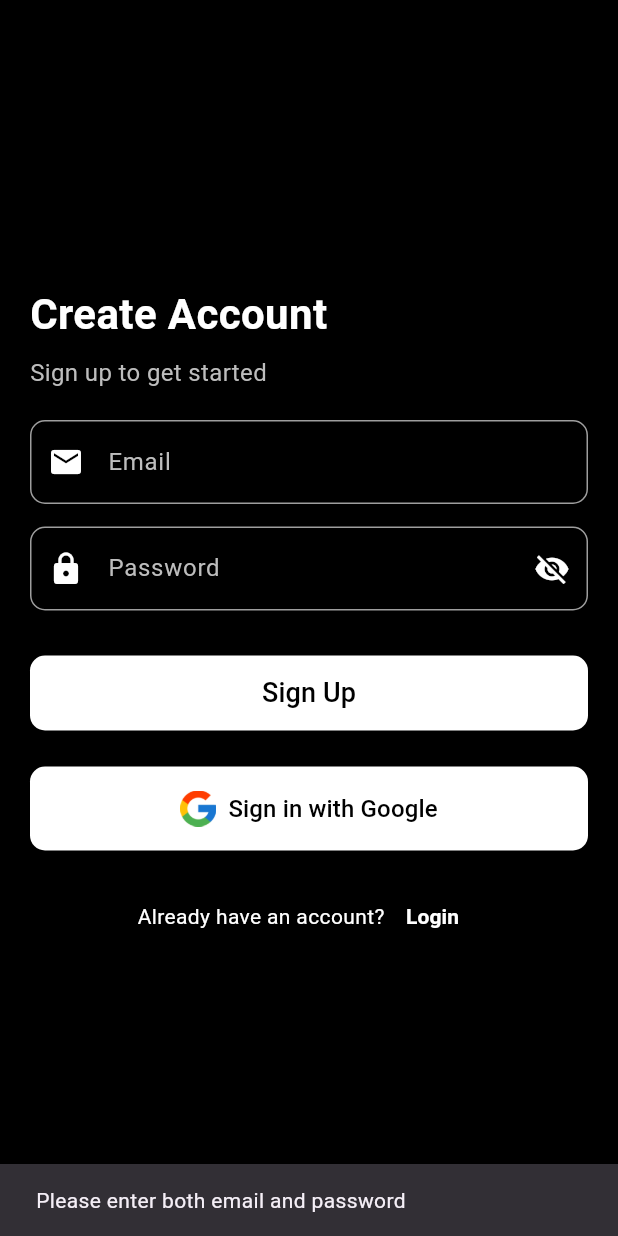
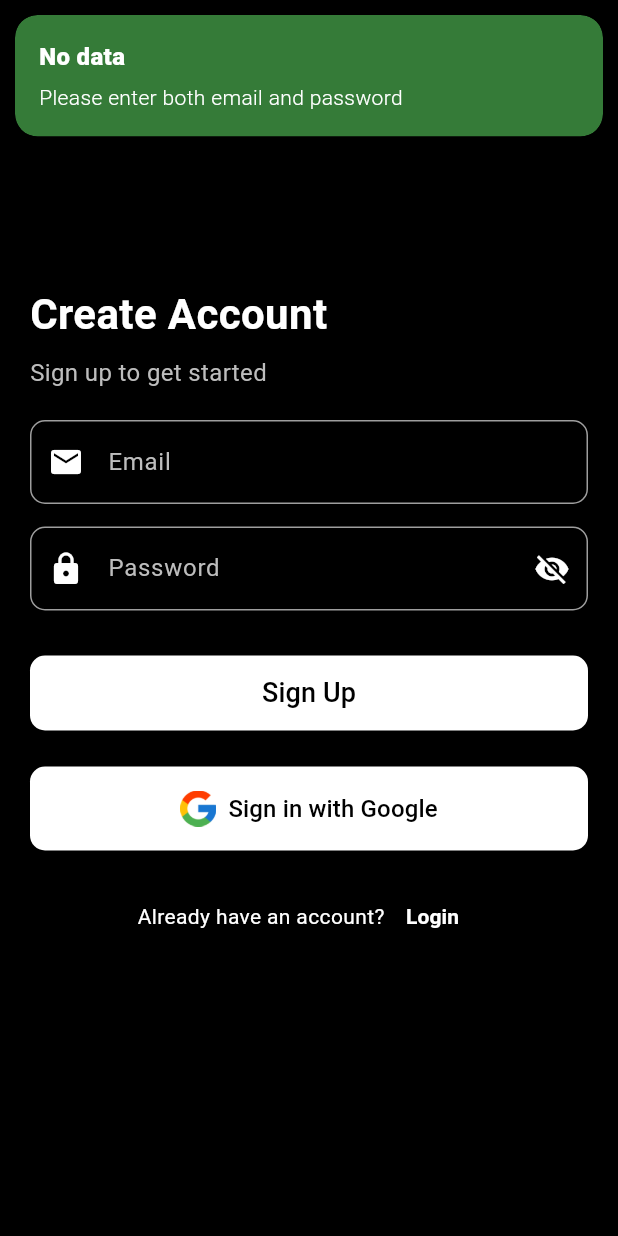
Before and after one commit to Princee99/SpotMe-Lost_and_Found_app, a Flutter app: the Signup screen opened directly, after a tap on "Sign Up", on a phone screen of 412 x 824 dp. Run offline on Flutter 3.47's test engine with Material 3 defaults, Android fonts, the phone set to English and light mode, and no system bars; our stand-ins replace cloud_firestore, firebase_auth, firebase_core, get, google_sign_in; accounts and stored records are empty.

Commit message:
Merge remote changes

```diff
--- a/lib/Screens/home.dart
+++ b/lib/Screens/home.dart
@@ -80,7 +80,7 @@ class _HomepageState extends State<Homepage> {
                 filled: true,
                 fillColor: Colors.grey[200],
                 border: OutlineInputBorder(
-                  borderRadius: BorderRadius.circular(10),
+                  borderRadius: BorderRadius.circular(15),
                   borderSide: BorderSide.none,
                 ),
               ),
--- a/lib/Screens/signup.dart
+++ b/lib/Screens/signup.dart
@@ -22,8 +22,37 @@ class _SignupState extends State<Signup> {
 
   Future<void> signup() async {
     if (emailcontroller.text.isEmpty || passcontroller.text.isEmpty) {
-      ScaffoldMessenger.of(context).showSnackBar(
-        SnackBar(content: Text('Please enter both email and password')),
+      // ScaffoldMessenger.of(context).showSnackBar(
+      //   SnackBar(content: Text('Please enter both email and password')),
+      // );
+      Get.snackbar(
+        'No data',
+        'Please enter both email and password',
+        snackPosition: SnackPosition.TOP,
+        backgroundColor: Colors.green.withOpacity(0.7),
+        colorText: Colors.white,
+        margin: EdgeInsets.all(10),
+        duration: Duration(seconds: 3),
+      );
+      return;
+    }
+
+    if (passcontroller.text.length < 6) {
+      // Logger.warning(Logger.USER, "Password too short",
+      // {"length": passcontroller.text.length.toString()});
+
+      setState(() {
+        isLoading = false;
+      });
+      Get.snackbar(
+        'Weak Password',
+        'Password must be at least 6 characters long',
+        snackPosition: SnackPosition.TOP,
+        backgroundColor:
+            const Color.fromARGB(255, 209, 46, 46).withOpacity(0.7),
+        colorText: Colors.white,
+        margin: EdgeInsets.all(10),
+        duration: Duration(seconds: 3),
       );
       return;
     }
@@ -34,8 +63,21 @@ class _SignupState extends State<Signup> {
         email: emailcontroller.text.trim(),
         password: passcontroller.text.trim(),
       );
-      ScaffoldMessenger.of(context).showSnackBar(
-        SnackBar(content: Text('Account created successfully')),
+      // ScaffoldMessenger.of(context).showSnackBar(
+      //   SnackBar(
+      //     content: Text('Account created successfully'),
+      //     behavior: SnackBarBehavior.floating,
+      //     margin: EdgeInsets.only(top: 20, left: 20, right: 20),
+      //   ),
+      // );
+      Get.snackbar(
+        'Success',
+        'Account created successfully',
+        snackPosition: SnackPosition.TOP,
+        backgroundColor: Colors.green.withOpacity(0.7),
+        colorText: Colors.white,
+        margin: EdgeInsets.all(10),
+        duration: Duration(seconds: 3),
       );
       Get.offAll(Wrapper());
     } on FirebaseAuthException catch (e) {
@@ -45,10 +87,20 @@ class _SignupState extends State<Signup> {
       } else if (e.code == 'email-already-in-use') {
         message = 'The account already exists for that email';
       } else if (e.code == 'invalid-email') {
-        message = 'Invalid email format';
+        message = 'Please enter a valid email address';
       }
-      ScaffoldMessenger.of(context)
-          .showSnackBar(SnackBar(content: Text(message)));
+      // ScaffoldMessenger.of(context)
+      //     .showSnackBar(SnackBar(content: Text(message)));
+      Get.snackbar(
+        'Error',
+        message,
+        snackPosition: SnackPosition.TOP,
+        backgroundColor:
+            const Color.fromARGB(255, 222, 15, 15).withOpacity(0.7),
+        colorText: Colors.white,
+        margin: EdgeInsets.all(10),
+        duration: Duration(seconds: 3),
+      );
     } finally {
       setState(() => isLoading = false);
     }
--- a/lib/main.dart
+++ b/lib/main.dart
@@ -16,6 +16,7 @@ class MyApp extends StatelessWidget {
   Widget build(BuildContext context) {
     return GetMaterialApp(
       debugShowCheckedModeBanner: false,
+
       title: 'SpotMe',
       theme: ThemeData(
         primarySwatch: Colors.blue,
--- a/pubspec.yaml
+++ b/pubspec.yaml
@@ -43,6 +43,7 @@ dependencies:
   path_provider: ^2.1.5
   cloud_firestore: ^5.6.6
   google_sign_in: ^6.2.2
+  intl: ^0.20.2
 
 dev_dependencies:
   flutter_test:
```
Also changed, not shown: pubspec.lock, 1 other file.
